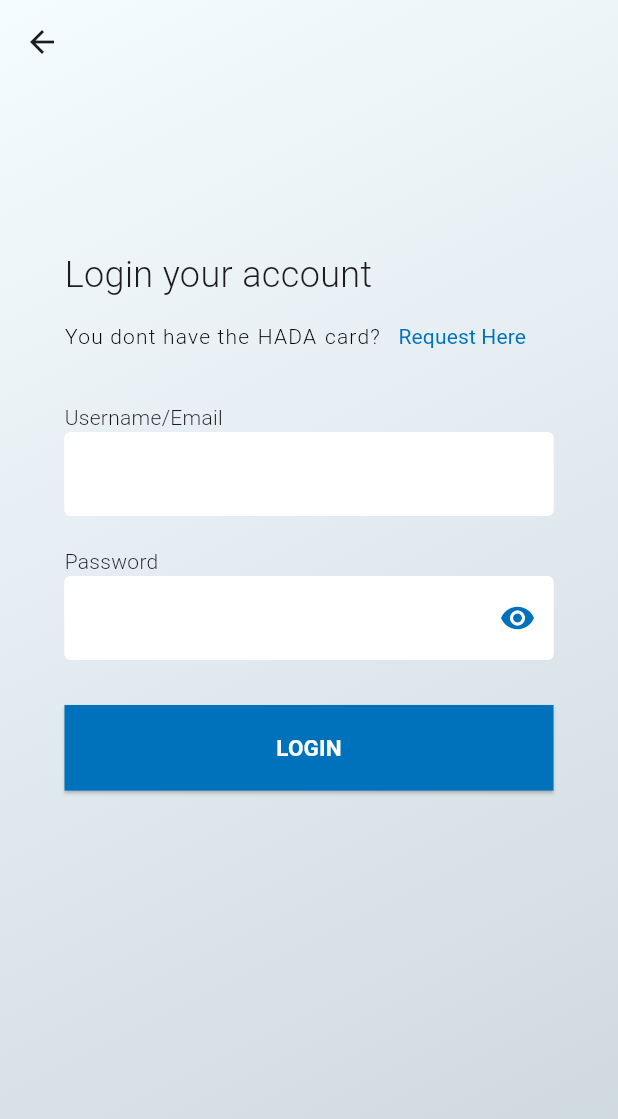
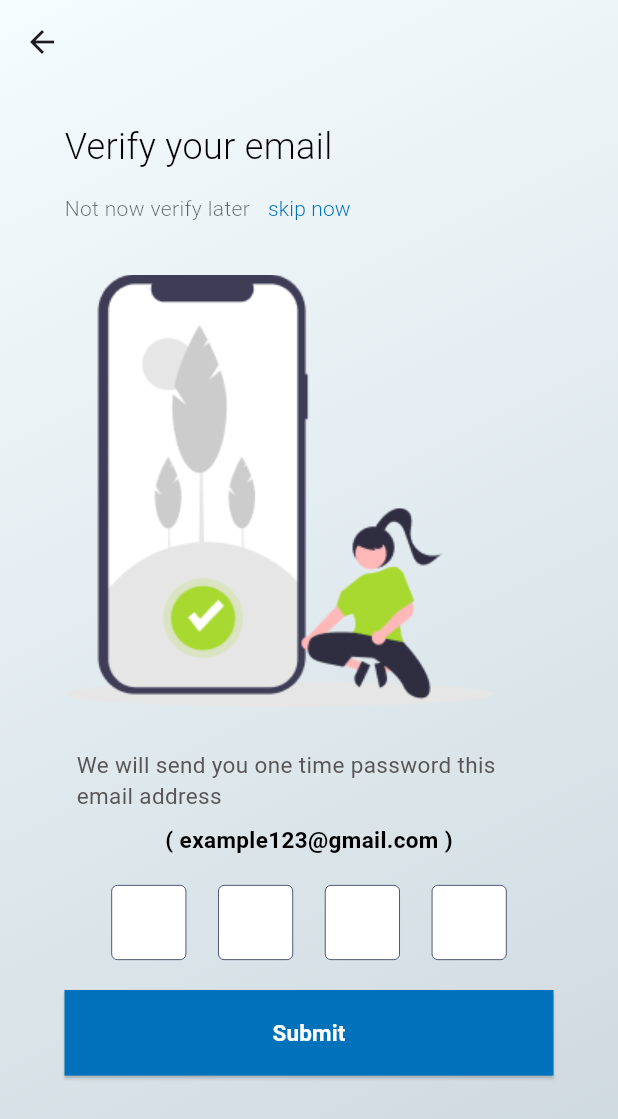
Before and after one commit to jishnuu10/hada_app, a Flutter app: the LoginPage screen opened directly, after a tap on "LOGIN", on a phone screen of 412 x 824 dp. Shown: the top 1119 px of the screen. Run offline on Flutter 3.47's test engine with Material 3 defaults, Android fonts, the phone set to English and light mode, and no system bars; our stand-ins replace smooth_page_indicator.

Commit message:
Add a email verify page

```diff
--- /dev/null
+++ b/lib/email_verify_page.dart
@@ -0,0 +1,166 @@
+import 'package:flutter/material.dart';
+import 'package:flutter/services.dart';
+
+class EmailVerifyPage extends StatelessWidget {
+  const EmailVerifyPage({super.key});
+
+  @override
+  Widget build(BuildContext context) {
+    return Scaffold(
+      extendBodyBehindAppBar: true,
+      appBar: AppBar(backgroundColor: Colors.transparent, elevation: 0),
+      body: Stack(
+        children: [
+          Container(
+            decoration: const BoxDecoration(
+              gradient: LinearGradient(
+                colors: [Color(0xFFF5FCFF), Color(0xFFCCD7DD)],
+                begin: Alignment.topLeft,
+                end: Alignment.bottomRight,
+              ),
+            ),
+          ),
+          SafeArea(
+            child: ListView(
+              children: [
+                Padding(
+                  padding: const EdgeInsets.only(left: 43.0, right: 43.0, top: 25.0),
+                  child: Column(
+                    crossAxisAlignment: CrossAxisAlignment.start,
+                    children: [
+                      Text(
+                        'Verify your email',
+                        style: TextStyle(
+                          color: Color(0xff000000),
+                          fontSize: 24,
+                          fontWeight: FontWeight.w300,
+                        ),
+                      ),
+                      Row(
+                        children: [
+                          Text(
+                            'Not now verify later',
+                            style: TextStyle(
+                              color: Color(0xff000000).withOpacity(0.6),
+                              fontSize: 14,
+                              fontWeight: FontWeight.w300,
+                            ),
+                          ),
+                          TextButton(
+                            onPressed: () {},
+                            child: const Text(
+                              'skip now',
+                              style: TextStyle(
+                                color: Color(0xFF0072BC),
+                                fontSize: 14,
+                                fontWeight: FontWeight.w300,
+                              ),
+                            ),
+                          ),
+                        ],
+                      ),
+                      SizedBox(height: 20),
+                      Image.asset('images/Group 25.png',width: 286, height: 288,),
+                      SizedBox(height: 20),
+                      Padding(
+                        padding: const EdgeInsets.all(8.0),
+                        child: Text(
+                          'We will send you one time password this email address',
+                          textAlign: TextAlign.start,
+                          style: TextStyle(
+                            color: Color(0xff575555),
+                            fontSize: 15,
+                            fontWeight: FontWeight.w400,
+                          ),
+                        ),
+                      ),
+                      Center(
+                        child: Text(
+                          '( example123@gmail.com )',
+                          style: TextStyle(
+                            color: Color(0xff000000),
+                            fontSize: 15,
+                            fontWeight: FontWeight.w600,
+                          ),
+                        ),
+                      ),
+                      Padding(
+                        padding: const EdgeInsets.symmetric(horizontal: 10.0,vertical: 20),
+                        child: Row(
+                          mainAxisAlignment: MainAxisAlignment.spaceEvenly,
+                          children: [
+                            VerifyCode(),
+                            VerifyCode(),
+                            VerifyCode(),
+                            VerifyCode(),
+                          ],
+                        ),
+                      ),
+                      SizedBox(
+                        height: 57.07,
+                        width: 341.26,
+                        child: ElevatedButton(
+                                          onPressed: () {},
+                                          style: ElevatedButton.styleFrom(
+                                            backgroundColor: Color(0xFF0072BC),
+                                            shape: RoundedRectangleBorder(),
+                                          ),
+                                          child: Text(
+                                            'Submit',
+                                            style: TextStyle(fontSize: 15, color: Colors.white, fontWeight: FontWeight.w700),
+                                          ),
+                                        ),
+                      ),
+                    ],
+                  ),
+                ),
+              ],
+            ),
+          ),
+        ],
+      ),
+    );
+  }
+}
+
+class VerifyCode extends StatelessWidget {
+  const VerifyCode({super.key});
+
+  @override
+  Widget build(BuildContext context) {
+    return Form(
+      child: Row(
+        children: [
+          SizedBox(
+            height: 50,
+            width: 50,
+            child: TextFormField(
+              decoration: InputDecoration(
+                fillColor: Colors.white,
+                filled: true,
+                enabledBorder: OutlineInputBorder(
+                  borderSide: BorderSide(color: Color(0xFF14224A), width: 0.5),
+                ),
+                focusedBorder: OutlineInputBorder(
+                  borderSide: BorderSide(color: Color(0xFF14224A), width: 0.5),
+                ),
+              ),
+              onChanged: (value) {
+                if (value.length == 1) {
+                  FocusScope.of(context).nextFocus();
+                }
+              },
+              textAlign: TextAlign.center,
+              style: Theme.of(context).textTheme.headlineSmall,
+              keyboardType: TextInputType.number,
+              inputFormatters: [
+                LengthLimitingTextInputFormatter(1),
+                FilteringTextInputFormatter.digitsOnly,
+              ],
+            ),
+          ),
+        ],
+      ),
+    );
+  }
+}
--- a/lib/intro_page.dart
+++ b/lib/intro_page.dart
@@ -118,7 +118,7 @@ class IntroPage extends StatelessWidget {
               onPressed: () {},
               child: Text(
                 'Request Here',
-                style: TextStyle(color: rqtextColor, fontSize: 14),
+                style: TextStyle(color: rqtextColor, fontSize: 14, fontWeight: FontWeight.w400),
               ),
             ),
           ],
--- a/lib/login_page.dart
+++ b/lib/login_page.dart
@@ -1,4 +1,5 @@
 import 'package:flutter/material.dart';
+import 'package:hada_app/email_verify_page.dart';
 import 'package:hada_app/signin_page.dart';
 
 class LoginPage extends StatelessWidget {
@@ -21,7 +22,14 @@ class LoginPage extends StatelessWidget {
             ),
           ),
           SafeArea(
-            child: Login(mainText: 'Login your account', buttonText: 'LOGIN'),
+            child: Login(mainText: 'Login your account', buttonText: 'LOGIN',
+              elevatedButtonOnPressed: () {
+                Navigator.push(
+                  context,
+                  MaterialPageRoute(builder: (context) => EmailVerifyPage()),
+                );
+              },
+            ),
           ),
         ],
       ),
--- a/lib/signin_page.dart
+++ b/lib/signin_page.dart
@@ -35,6 +35,9 @@ class SigninPage extends StatelessWidget {
                   MaterialPageRoute(builder: (context) => const LoginPage()),
                 );
               },
+              elevatedButtonOnPressed: () {
+
+              },
             ),
           ),
         ],
@@ -49,13 +52,14 @@ class Login extends StatelessWidget {
   final String? bottomText;
   final String? labelText;
   final VoidCallback? onPressed;
+  final VoidCallback? elevatedButtonOnPressed;
   const Login({
     super.key,
     required this.mainText,
     required this.buttonText,
     this.bottomText,
     this.labelText,
-    this.onPressed,
+    this.onPressed, this.elevatedButtonOnPressed,
   });
 
   @override
@@ -105,12 +109,15 @@ class Login extends StatelessWidget {
             ],
           ),
           const SizedBox(height: 20),
-          const Text(
+          Padding(
+            padding: const EdgeInsets.symmetric(vertical: 8),
+            child: const Text(
               'Username/Email',
               style: TextStyle(
                 fontSize: 14,
                 fontWeight: FontWeight.w300,
                 letterSpacing: 0.2,
+              ),
             ),
           ),
           const TextField(
@@ -127,12 +134,15 @@ class Login extends StatelessWidget {
             ),
           ),
           const SizedBox(height: 20),
-          const Text(
+          Padding(
+            padding: const EdgeInsets.symmetric(vertical: 8),
+            child: const Text(
               'Password',
               style: TextStyle(
                 fontSize: 14,
                 fontWeight: FontWeight.w300,
                 letterSpacing: 0.2,
+              ),
             ),
           ),
           const TextField(
@@ -158,7 +168,7 @@ class Login extends StatelessWidget {
               height: 57.07,
               width: 341.26,
               child: ElevatedButton(
-                onPressed: () {},
+                onPressed: elevatedButtonOnPressed,
                 style: ElevatedButton.styleFrom(
                   backgroundColor: const Color(0xFF0072BC),
                   shape: RoundedRectangleBorder(),
--- a/pubspec.yaml
+++ b/pubspec.yaml
@@ -66,6 +66,7 @@ flutter:
      - images/Group 118 (2).png
      - images/hada-logo-white 1 (1).png
      - images/hada-logo-white 1 (2).png
+     - images/Group 25.png
 
 
   # An image asset can refer to one or more resolution-specific "variants", see
```
Also changed, not shown: images/Group 25.png (added). Lines whose indentation alone changed are shown as unchanged.
